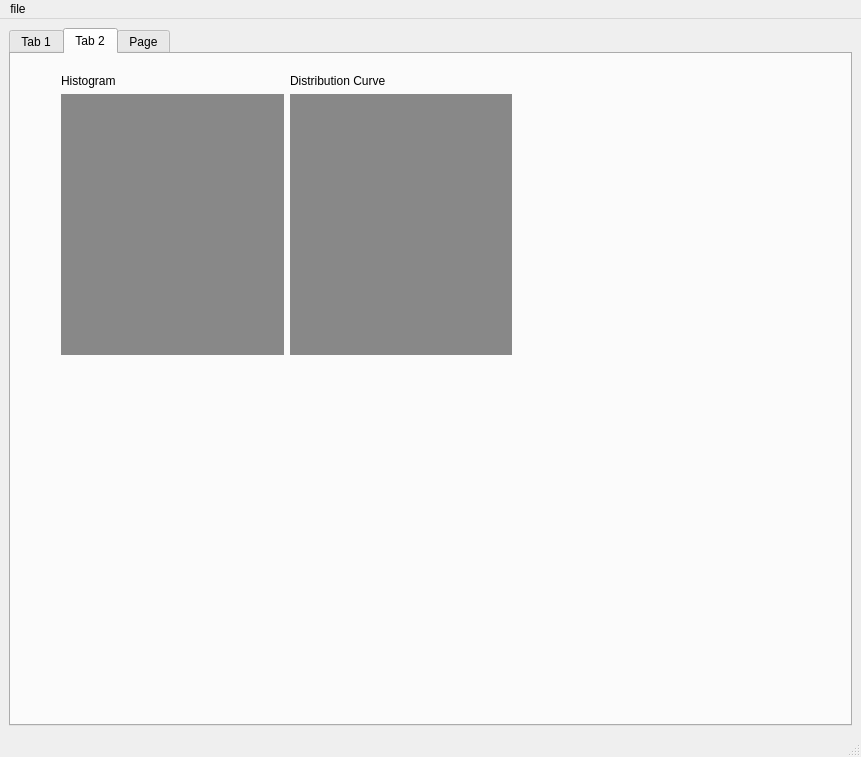
The window that main.ui (hassanowis/Vision-Pro-Toolkit) describes before a commit, drawn with Qt 5.
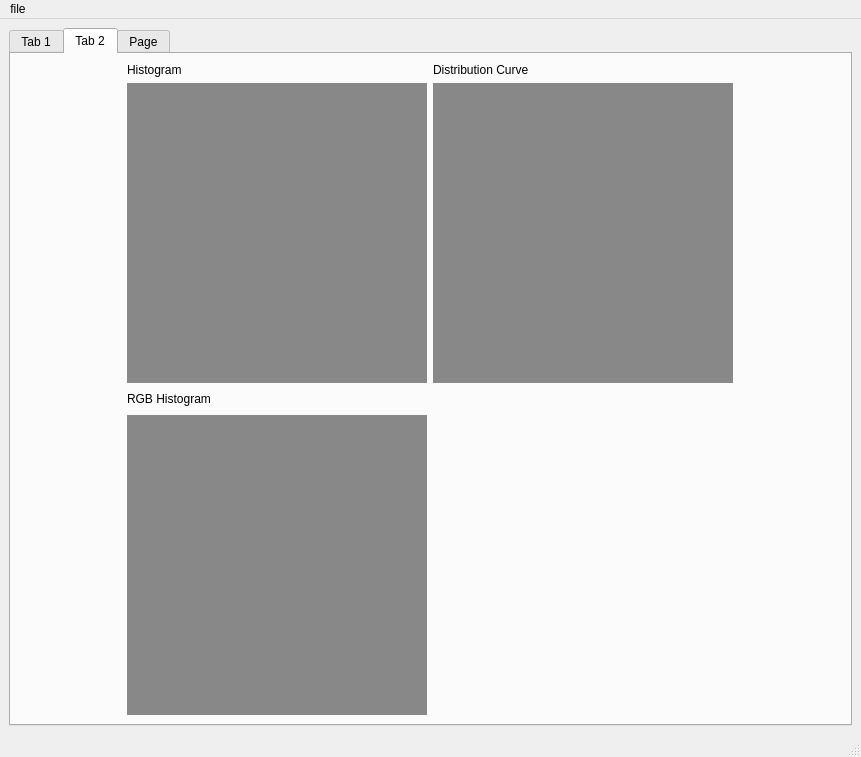
The same window after the commit. The open tabs and pages were chosen to show the change.

Commit message: Filters implemented

What changed in the file:
```diff
--- a/main.ui
+++ b/main.ui
@@ -269,15 +269,10 @@
        <attribute name="title">
         <string>Tab 2</string>
        </attribute>
-       <widget class="QWidget" name="layoutWidget">
-        <property name="geometry">
-         <rect>
-          <x>50</x>
-          <y>20</y>
-          <width>451</width>
-          <height>281</height>
-         </rect>
-        </property>
+       <layout class="QGridLayout" name="gridLayout_4">
+        <item row="0" column="0">
+         <layout class="QVBoxLayout" name="verticalLayout_4">
+          <item>
         <layout class="QHBoxLayout" name="horizontalLayout_4">
          <item>
           <layout class="QVBoxLayout" name="verticalLayout_6">
@@ -296,6 +291,18 @@
            </item>
            <item>
             <widget class="QLabel" name="histogram_lbl">
+                <property name="sizePolicy">
+                 <sizepolicy hsizetype="Fixed" vsizetype="Fixed">
+                  <horstretch>0</horstretch>
+                  <verstretch>0</verstretch>
+                 </sizepolicy>
+                </property>
+                <property name="minimumSize">
+                 <size>
+                  <width>300</width>
+                  <height>300</height>
+                 </size>
+                </property>
              <property name="styleSheet">
               <string notr="true">background-color: rgb(136, 136, 136);</string>
              </property>
@@ -323,6 +330,18 @@
            </item>
            <item>
             <widget class="QLabel" name="distribution_curve_lbl">
+                <property name="sizePolicy">
+                 <sizepolicy hsizetype="Fixed" vsizetype="Fixed">
+                  <horstretch>0</horstretch>
+                  <verstretch>0</verstretch>
+                 </sizepolicy>
+                </property>
+                <property name="minimumSize">
+                 <size>
+                  <width>300</width>
+                  <height>300</height>
+                 </size>
+                </property>
              <property name="styleSheet">
               <string notr="true">background-color: rgb(136, 136, 136);</string>
              </property>
@@ -334,7 +353,43 @@
           </layout>
          </item>
         </layout>
-       </widget>
+          </item>
+          <item>
+           <layout class="QVBoxLayout" name="verticalLayout_3">
+            <item>
+             <widget class="QLabel" name="label">
+              <property name="text">
+               <string>RGB Histogram</string>
+              </property>
+             </widget>
+            </item>
+            <item>
+             <widget class="QLabel" name="rgb_histogram_lbl">
+              <property name="sizePolicy">
+               <sizepolicy hsizetype="Fixed" vsizetype="Fixed">
+                <horstretch>0</horstretch>
+                <verstretch>0</verstretch>
+               </sizepolicy>
+              </property>
+              <property name="minimumSize">
+               <size>
+                <width>300</width>
+                <height>300</height>
+               </size>
+              </property>
+              <property name="styleSheet">
+               <string notr="true">background-color: rgb(136, 136, 136);</string>
+              </property>
+              <property name="text">
+               <string/>
+              </property>
+             </widget>
+            </item>
+           </layout>
+          </item>
+         </layout>
+        </item>
+       </layout>
       </widget>
       <widget class="QWidget" name="tab_3">
        <attribute name="title">
```
Left out of the diff: 4 changed lines with no effect on the pictures. Lines whose indentation alone changed are shown as unchanged. The commit also changes 1 other file.
